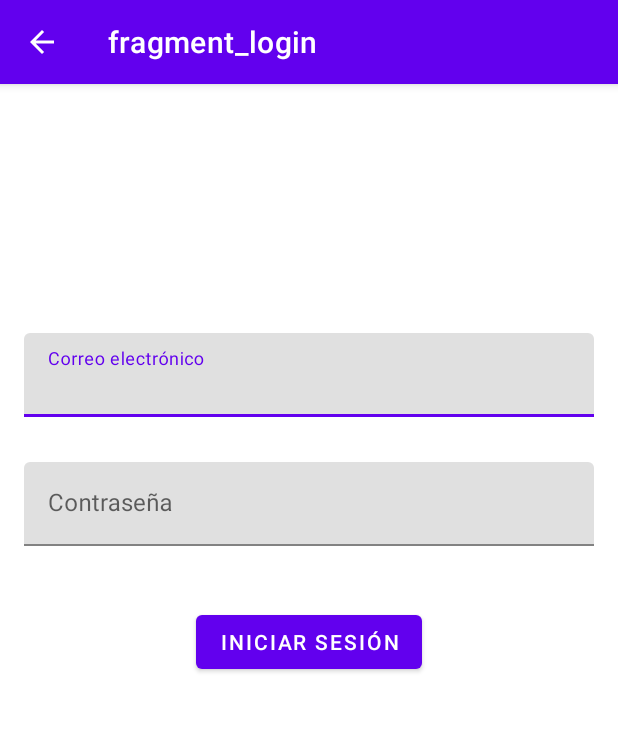
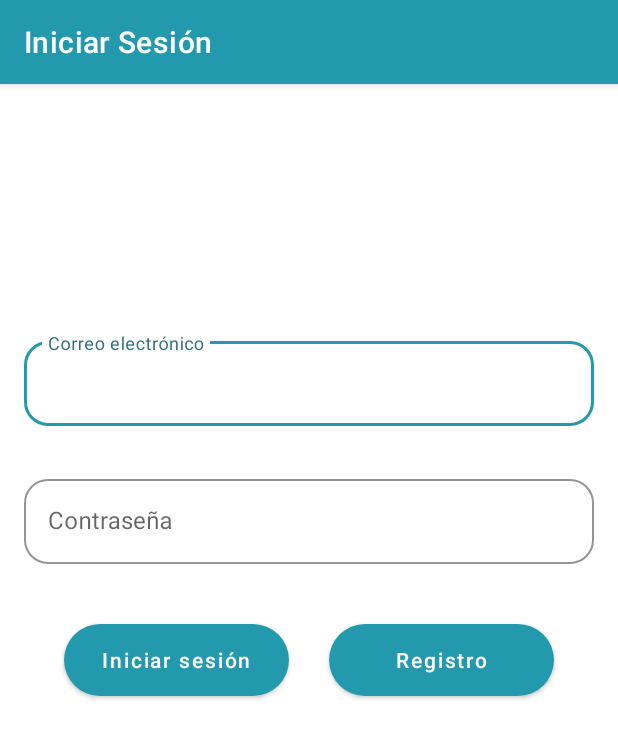
Before and after one commit to santi161603/PuntoCel-Manage, an Android app: the screen it shows after launch (MainActivity), on a phone screen of 412 x 824 dp. Shown: the top 738 px of the screen. Run offline under Robolectric (Android 15) with nearby library versions, the phone set to English and light mode, and no system bars; our stand-ins replace Firebase (no records; nobody signed in at launch, a user with empty details on screens opened directly), navigation-ui.

Commit message:
cambios visuales

```diff
--- a/app/src/main/java/com/uni/proyecto/event/MainActivity.kt
+++ b/app/src/main/java/com/uni/proyecto/event/MainActivity.kt
@@ -93,14 +93,16 @@ class MainActivity : AppCompatActivity() {
         navController.addOnDestinationChangedListener { _, destination, _ ->
             // Ocultar el BottomNavigationView cuando se navega a ciertos destinos
             when (destination.id) {
-                R.id.loginFragment, -> {
+                R.id.loginFragment, R.id.registerFragment -> {
                     navView.visibility = View.GONE
                     toggle.isDrawerIndicatorEnabled = false // Ocultar el botón para abrir el Drawer
+                    supportActionBar?.setDisplayHomeAsUpEnabled(false) // Asegúrate de ocultar la flecha de retroceso
                     drawerLayout.setDrawerLockMode(DrawerLayout.LOCK_MODE_LOCKED_CLOSED) // Opcional: bloquear el Drawer
                 }
                 else -> {
                     navView.visibility = View.VISIBLE
                     toggle.isDrawerIndicatorEnabled = true // Mostrar el botón para abrir el Drawer
+                    supportActionBar?.setDisplayHomeAsUpEnabled(true) // Asegúrate de ocultar la flecha de retroceso
                     drawerLayout.setDrawerLockMode(DrawerLayout.LOCK_MODE_UNLOCKED) // Asegúrate de desbloquear el Drawer
                 }
             }
--- a/app/src/main/java/com/uni/proyecto/event/data/datasource/AuthenticationDataSourceImpl.kt
+++ b/app/src/main/java/com/uni/proyecto/event/data/datasource/AuthenticationDataSourceImpl.kt
@@ -8,7 +8,7 @@ import com.uni.proyecto.event.domain.exceptions.AuthException
 import kotlinx.coroutines.suspendCancellableCoroutine
 import kotlin.coroutines.resume
 
-class AuthenticationDataSourceImpl constructor(private val firebaseAuth: FirebaseAuth, private val authException: AuthException) :
+class AuthenticationDataSourceImpl constructor(private val firebaseAuth: FirebaseAuth) :
     AuthenticationDataSource {
 
     override suspend fun login(email: String, password: String): Result<Boolean> {
--- a/app/src/main/java/com/uni/proyecto/event/presenter/view/LoginFragment.kt
+++ b/app/src/main/java/com/uni/proyecto/event/presenter/view/LoginFragment.kt
@@ -37,7 +37,7 @@ class LoginFragment : Fragment() {
 
     private var _binding: FragmentLoginBinding? = null
     private val binding get() = _binding!!
-    private val dataSource: AuthenticationDataSource = AuthenticationDataSourceImpl(auth, AuthException("") )
+    private val dataSource: AuthenticationDataSource = AuthenticationDataSourceImpl(auth)
     private val repository: AuthenticationRepository = AuthenticationRepositoryImpl(dataSource)
     private val loguinUseCase = LoginUseCase(repository)
     private lateinit var loginViewModel: LoginViewModel
@@ -63,8 +63,11 @@ class LoginFragment : Fragment() {
         loginViewModel = ViewModelProvider(this, viewModelFactory)[LoginViewModel::class.java]
 
         binding.loginButton.setOnClickListener {
-            binding.loginButton.isEnabled = false
             loginViewModel.login(binding.emailEditText.text.toString(), binding.passwordEditText.text.toString())
+        }
+
+        binding.registerButton.setOnClickListener {
+            findNavController().navigate(R.id.action_loginFragment_to_registerFragment)
         }
 
         observerConfig()
@@ -80,10 +83,13 @@ class LoginFragment : Fragment() {
         loginViewModel.uiModel.observe(viewLifecycleOwner) {
             when (it) {
                 LoginViewModel.UiModel.HideLoading -> {
-                    (requireActivity() as MainActivity).showLoadingAlert()
+                    (requireActivity() as MainActivity).dismissLoadingAlert()
                     binding.loginButton.isEnabled = true
                 }
-                LoginViewModel.UiModel.Loading -> (requireActivity() as MainActivity).dismissLoadingAlert()
+                LoginViewModel.UiModel.Loading -> {
+                    binding.loginButton.isEnabled = false
+                    (requireActivity() as MainActivity).showLoadingAlert()
+                }
 
                 is LoginViewModel.UiModel.LoginError -> {
                     (requireActivity() as MainActivity).ShowAlert(it.message)
@@ -102,6 +108,10 @@ class LoginFragment : Fragment() {
                     binding.loginFragment.visibility = View.VISIBLE
                     (requireActivity() as MainActivity).hideSplashScreen()
                 }
+
+                LoginViewModel.UiModel.HideSplash -> {
+                    (requireActivity() as MainActivity).hideSplashScreen()
+                }
             }
         }
     }
--- /dev/null
+++ b/app/src/main/res/drawable/rounded_button_background.xml
@@ -0,0 +1,6 @@
+<?xml version="1.0" encoding="utf-8"?>
+<shape xmlns:android="http://schemas.android.com/apk/res/android"
+    android:shape="rectangle">
+    <corners android:radius="40dp" /> <!-- Radio de las esquinas -->
+    <solid android:color="@color/colorPrimary" /> <!-- Color de fondo -->
+</shape>
--- a/app/src/main/res/layout/fragment_login.xml
+++ b/app/src/main/res/layout/fragment_login.xml
@@ -47,12 +47,24 @@
     <!-- Botón de inicio de sesión -->
     <Button
         android:id="@+id/loginButton"
-        android:layout_width="wrap_content"
+        style="@style/RoundedButton"
+        android:layout_width="150dp"
         android:layout_height="wrap_content"
+        android:layout_marginTop="40dp"
         android:text="@string/iniciar_sesi_n"
-        app:layout_constraintTop_toBottomOf="@id/passwordInputLayout"
+        app:layout_constraintEnd_toStartOf="@+id/registerButton"
         app:layout_constraintStart_toStartOf="parent"
+        app:layout_constraintTop_toBottomOf="@id/passwordInputLayout" />
+
+    <Button
+        android:id="@+id/registerButton"
+        style="@style/RoundedButton"
+        android:layout_width="150dp"
+        android:layout_height="wrap_content"
+        android:layout_marginTop="40dp"
+        android:text="@string/registro"
         app:layout_constraintEnd_toEndOf="parent"
-        android:layout_marginTop="40dp"/>
+        app:layout_constraintStart_toEndOf="@+id/loginButton"
+        app:layout_constraintTop_toBottomOf="@id/passwordInputLayout" />
 
 </androidx.constraintlayout.widget.ConstraintLayout>
--- a/app/src/main/res/layout/item_rv_evento.xml
+++ b/app/src/main/res/layout/item_rv_evento.xml
@@ -15,7 +15,7 @@
         android:layout_width="match_parent"
         android:layout_height="match_parent"
         android:padding="1dp"
-        android:background="@color/gray">
+        android:background="@color/colorOnPrimaryTarget">
 
         <ImageView
             android:id="@+id/image"
--- a/app/src/main/res/navigation/mobile_navigation.xml
+++ b/app/src/main/res/navigation/mobile_navigation.xml
@@ -8,25 +8,33 @@
     <fragment
         android:id="@+id/loginFragment"
         android:name="com.uni.proyecto.event.presenter.view.LoginFragment"
-        android:label="fragment_login"
+        android:label="@string/login_fragment"
         tools:layout="@layout/fragment_login" >
         <action
             android:id="@+id/action_loginFragment_to_homeFragment3"
             app:destination="@id/homeFragment3" />
+        <action
+            android:id="@+id/action_loginFragment_to_registerFragment"
+            app:destination="@id/registerFragment" />
     </fragment>
     <fragment
         android:id="@+id/homeFragment3"
         android:name="com.uni.proyecto.event.presenter.view.HomeFragment"
-        android:label="fragment_home"
+        android:label="@string/title_home"
         tools:layout="@layout/fragment_home" />
     <fragment
         android:id="@+id/dashboardFragment2"
         android:name="com.uni.proyecto.event.presenter.view.DashboardFragment"
-        android:label="fragment_dashboard"
+        android:label="@string/title_dashboard"
         tools:layout="@layout/fragment_dashboard" />
     <fragment
         android:id="@+id/notificationsFragment2"
         android:name="com.uni.proyecto.event.presenter.view.NotificationsFragment"
-        android:label="fragment_notifications"
+        android:label="@string/title_notifications"
         tools:layout="@layout/fragment_notifications" />
+    <fragment
+        android:id="@+id/registerFragment"
+        android:name="com.uni.proyecto.event.presenter.view.RegisterFragment"
+        android:label="@string/register_fragment"
+        tools:layout="@layout/fragment_register" />
 </navigation>
--- a/app/src/main/res/values/colors.xml
+++ b/app/src/main/res/values/colors.xml
@@ -1,11 +1,13 @@
 <?xml version="1.0" encoding="utf-8"?>
 <resources>
-    <color name="purple_200">#FFBB86FC</color>
-    <color name="purple_500">#FF6200EE</color>
-    <color name="purple_700">#FF3700B3</color>
-    <color name="teal_200">#FF03DAC5</color>
-    <color name="teal_700">#FF018786</color>
-    <color name="black">#FF000000</color>
-    <color name="white">#FFFFFFFF</color>
-    <color name="gray">#59808080</color>
+    <color name="colorPrimary">#2399AD</color>
+    <color name="colorPrimaryVariant">#316F7A</color>
+    <color name="colorSecondary">#00BDE0</color>
+    <color name="colorSecondaryVariant">#2B4347</color>
+    <color name="colorBackground">#293133</color>
+    <color name="colorOnPrimary">#FFFFFF</color>
+    <color name="colorOnPrimaryTarget">#E6E6E6</color>
+    <color name="colorOnSecondary">#FFFFFF</color>
+    <color name="black">#000000</color>
+    <color name="gray">#808080</color>
 </resources>
--- a/app/src/main/res/values/themes.xml
+++ b/app/src/main/res/values/themes.xml
@@ -2,28 +2,57 @@
     <!-- Base application theme. -->
     <style name="Theme.Event" parent="Theme.MaterialComponents.Light.DarkActionBar">
         <!-- Primary brand color. -->
-        <item name="colorPrimary">@color/purple_500</item>
-        <item name="colorPrimaryVariant">@color/purple_700</item>
-        <item name="colorOnPrimary">@color/white</item>
+        <item name="colorPrimary">@color/colorPrimary</item>
+        <item name="colorPrimaryVariant">@color/colorPrimaryVariant</item>
+        <item name="colorOnPrimary">@color/colorOnPrimary</item>
+
         <!-- Secondary brand color. -->
-        <item name="colorSecondary">@color/teal_200</item>
-        <item name="colorSecondaryVariant">@color/teal_700</item>
-        <item name="colorOnSecondary">@color/black</item>
+        <item name="colorSecondary">@color/colorSecondary</item>
+        <item name="colorSecondaryVariant">@color/colorSecondaryVariant</item>
+        <item name="colorOnSecondary">@color/colorOnSecondary</item>
+
+        <!-- Background color. -->
+        <item name="android:colorBackground">@color/colorOnPrimary</item>
+
         <!-- Status bar color. -->
         <item name="android:statusBarColor">?attr/colorPrimaryVariant</item>
-        <!-- Customize your theme here. -->   <!-- Customize ActionBar -->
+
+        <!-- Customize ActionBar -->
         <item name="android:actionBarStyle">@style/MyActionBar</item>
+        <item name="android:buttonStyle">@style/RoundedButton</item>
+
+        <!-- Estilo redondeado para TextInputLayout -->
+        <item name="textInputStyle">@style/RoundedTextInput</item>
+    </style>
+
+    <style name="RoundedButton" parent="Widget.MaterialComponents.Button">
+        <item name="android:background">@drawable/rounded_button_background</item>
+        <item name="android:textColor">@color/colorOnPrimary</item>
+        <item name="android:paddingStart">16dp</item>
+        <item name="android:paddingEnd">16dp</item>
+        <item name="android:textAllCaps">false</item> <!-- Desactivar texto en mayúsculas -->
     </style>
 
     <!-- Custom ActionBar style -->
     <style name="MyActionBar" parent="Widget.AppCompat.ActionBar">
-        <item name="background">@color/purple_500</item> <!-- Color de fondo del ActionBar -->
+        <item name="background">@color/colorPrimary</item> <!-- Color de fondo del ActionBar -->
         <item name="titleTextStyle">@style/MyActionBarTitleText</item> <!-- Estilo del texto del título -->
     </style>
 
     <!-- Custom ActionBar title text style -->
     <style name="MyActionBarTitleText" parent="TextAppearance.AppCompat.Widget.ActionBar.Title">
-        <item name="android:textColor">@color/white</item> <!-- Color del texto del título -->
-        <item name="android:textSize">20sp</item> <!-- Tamaño de texto -->
+        <item name="android:textColor">@color/colorOnPrimary</item>
+        <item name="android:textSize">20sp</item>
+    </style>
+
+    <!-- Rounded TextInputLayout style -->
+    <style name="RoundedTextInput" parent="Widget.MaterialComponents.TextInputLayout.OutlinedBox">
+        <item name="boxBackgroundMode">outline</item>
+        <item name="boxCornerRadiusTopStart">16dp</item>
+        <item name="boxCornerRadiusTopEnd">16dp</item>
+        <item name="boxCornerRadiusBottomStart">16dp</item>
+        <item name="boxCornerRadiusBottomEnd">16dp</item>
+        <item name="boxStrokeColor">@color/colorPrimary</item> <!-- Borde del campo de texto -->
+        <item name="hintTextColor">@color/colorPrimaryVariant</item> <!-- Color de la pista -->
     </style>
 </resources>
```
Also changed, not shown: app/src/main/java/com/uni/proyecto/event/presenter/view/RegisterFragment.kt (added, +26 -0 lines), app/src/main/java/com/uni/proyecto/event/presenter/viewmodel/LoginViewModel.kt (+15 -0 lines), app/src/main/java/com/uni/proyecto/event/presenter/viewmodel/RegisterViewModel.kt (added, +12 -0 lines), app/src/main/res/layout/fragment_register.xml (added, +180 -0 lines), app/src/main/res/values/strings.xml (+13 -0 lines).
